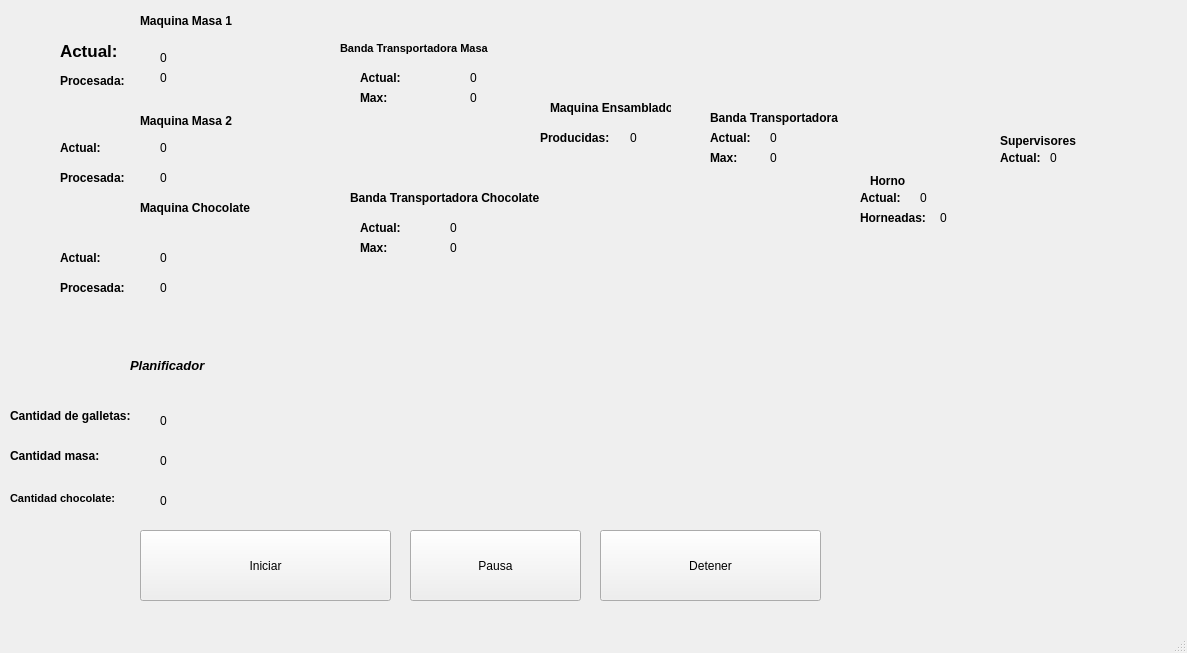
The window that ProyectoGalletas/ventanaprincipal.ui (Huevaldinho/ED-Proyecto1-Galletas) describes before a commit, drawn with Qt 5.
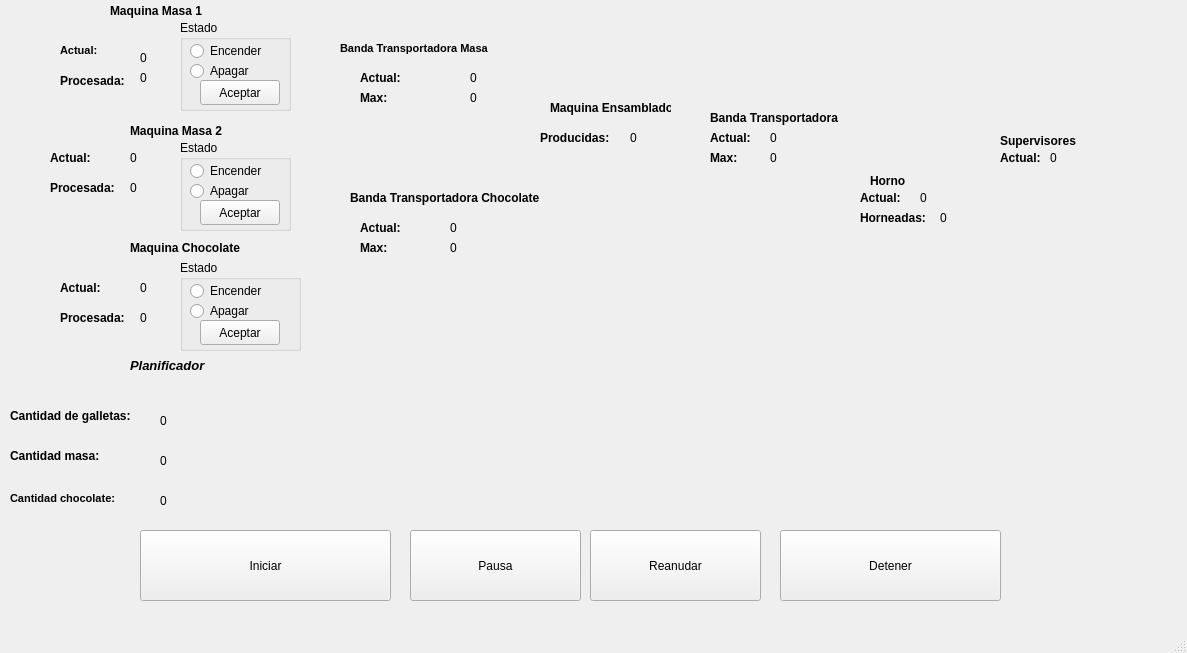
The same window after the commit.

What changed in the file:
```diff
--- a/ProyectoGalletas/ventanaprincipal.ui
+++ b/ProyectoGalletas/ventanaprincipal.ui
@@ -151,8 +151,8 @@
    <widget class="QLabel" name="lbl_TextMaquinaMasa1">
     <property name="geometry">
      <rect>
-      <x>140</x>
-      <y>10</y>
+      <x>110</x>
+      <y>0</y>
       <width>141</width>
       <height>21</height>
      </rect>
@@ -171,7 +171,7 @@
    <widget class="QLabel" name="lbl_MaquinaMasa1EnProceso">
     <property name="geometry">
      <rect>
-      <x>160</x>
+      <x>140</x>
       <y>50</y>
       <width>55</width>
       <height>16</height>
@@ -184,7 +184,7 @@
    <widget class="QLabel" name="lbl_MaquinaMasa1Procesada">
     <property name="geometry">
      <rect>
-      <x>160</x>
+      <x>140</x>
       <y>70</y>
       <width>55</width>
       <height>16</height>
@@ -205,7 +205,7 @@
     </property>
     <property name="font">
      <font>
-      <pointsize>13</pointsize>
+      <pointsize>8</pointsize>
       <weight>75</weight>
       <bold>true</bold>
      </font>
@@ -249,7 +249,7 @@
    <widget class="QPushButton" name="btnDetener">
     <property name="geometry">
      <rect>
-      <x>600</x>
+      <x>780</x>
       <y>530</y>
       <width>221</width>
       <height>71</height>
@@ -262,8 +262,8 @@
    <widget class="QLabel" name="lbl_TextMaquinaMasa2">
     <property name="geometry">
      <rect>
-      <x>140</x>
-      <y>110</y>
+      <x>130</x>
+      <y>120</y>
       <width>121</width>
       <height>21</height>
      </rect>
@@ -282,8 +282,8 @@
    <widget class="QLabel" name="lbl_TextMaquina2Actual">
     <property name="geometry">
      <rect>
-      <x>60</x>
-      <y>140</y>
+      <x>50</x>
+      <y>150</y>
       <width>55</width>
       <height>16</height>
      </rect>
@@ -301,8 +301,8 @@
    <widget class="QLabel" name="lbl_TextMaquina2Procesada">
     <property name="geometry">
      <rect>
-      <x>60</x>
-      <y>170</y>
+      <x>50</x>
+      <y>180</y>
       <width>71</width>
       <height>16</height>
      </rect>
@@ -320,8 +320,8 @@
    <widget class="QLabel" name="lbl_MaquinaMasa2EnProceso">
     <property name="geometry">
      <rect>
-      <x>160</x>
-      <y>140</y>
+      <x>130</x>
+      <y>150</y>
       <width>55</width>
       <height>16</height>
      </rect>
@@ -333,8 +333,8 @@
    <widget class="QLabel" name="lbl_MaquinaMasa2Procesada">
     <property name="geometry">
      <rect>
-      <x>160</x>
-      <y>170</y>
+      <x>130</x>
+      <y>180</y>
       <width>55</width>
       <height>16</height>
      </rect>
@@ -346,8 +346,8 @@
    <widget class="QLabel" name="lbl_TextMaquinaChoco">
     <property name="geometry">
      <rect>
-      <x>140</x>
-      <y>200</y>
+      <x>130</x>
+      <y>240</y>
       <width>151</width>
       <height>16</height>
      </rect>
@@ -367,7 +367,7 @@
     <property name="geometry">
      <rect>
       <x>60</x>
-      <y>250</y>
+      <y>280</y>
       <width>55</width>
       <height>16</height>
      </rect>
@@ -386,7 +386,7 @@
     <property name="geometry">
      <rect>
       <x>60</x>
-      <y>280</y>
+      <y>310</y>
       <width>71</width>
       <height>16</height>
      </rect>
@@ -404,8 +404,8 @@
    <widget class="QLabel" name="lbl_MaquinaChocoProcesada">
     <property name="geometry">
      <rect>
-      <x>160</x>
-      <y>280</y>
+      <x>140</x>
+      <y>310</y>
       <width>55</width>
       <height>16</height>
      </rect>
@@ -417,8 +417,8 @@
    <widget class="QLabel" name="lbl_MaquinaChocoEnProceso">
     <property name="geometry">
      <rect>
-      <x>160</x>
-      <y>250</y>
+      <x>140</x>
+      <y>280</y>
       <width>55</width>
       <height>16</height>
      </rect>
@@ -863,6 +863,175 @@
      <string>0</string>
     </property>
    </widget>
+   <widget class="QGroupBox" name="grupoEstadoMaquina1">
+    <property name="geometry">
+     <rect>
+      <x>180</x>
+      <y>20</y>
+      <width>111</width>
+      <height>91</height>
+     </rect>
+    </property>
+    <property name="title">
+     <string>Estado</string>
+    </property>
+    <widget class="QRadioButton" name="radioButtonEncenderMaquina1">
+     <property name="geometry">
+      <rect>
+       <x>10</x>
+       <y>20</y>
+       <width>97</width>
+       <height>22</height>
+      </rect>
+     </property>
+     <property name="text">
+      <string>Encender</string>
+     </property>
+    </widget>
+    <widget class="QRadioButton" name="radioButtonApagarMaquina1">
+     <property name="geometry">
+      <rect>
+       <x>10</x>
+       <y>40</y>
+       <width>97</width>
+       <height>22</height>
+      </rect>
+     </property>
+     <property name="text">
+      <string>Apagar</string>
+     </property>
+    </widget>
+    <widget class="QPushButton" name="btnCambiarEstadoMaquina1">
+     <property name="geometry">
+      <rect>
+       <x>20</x>
+       <y>60</y>
+       <width>80</width>
+       <height>25</height>
+      </rect>
+     </property>
+     <property name="text">
+      <string>Aceptar</string>
+     </property>
+    </widget>
+   </widget>
+   <widget class="QGroupBox" name="grupoEstadoMaquina2">
+    <property name="geometry">
+     <rect>
+      <x>180</x>
+      <y>140</y>
+      <width>111</width>
+      <height>91</height>
+     </rect>
+    </property>
+    <property name="title">
+     <string>Estado</string>
+    </property>
+    <widget class="QRadioButton" name="radioButtonEncenderMaquina2">
+     <property name="geometry">
+      <rect>
+       <x>10</x>
+       <y>20</y>
+       <width>97</width>
+       <height>22</height>
+      </rect>
+     </property>
+     <property name="text">
+      <string>Encender</string>
+     </property>
+    </widget>
+    <widget class="QRadioButton" name="radioButtonApagarMaquina2">
+     <property name="geometry">
+      <rect>
+       <x>10</x>
+       <y>40</y>
+       <width>97</width>
+       <height>22</height>
+      </rect>
+     </property>
+     <property name="text">
+      <string>Apagar</string>
+     </property>
+    </widget>
+    <widget class="QPushButton" name="btnCambiarEstadoMaquina2">
+     <property name="geometry">
+      <rect>
+       <x>20</x>
+       <y>60</y>
+       <width>80</width>
+       <height>25</height>
+      </rect>
+     </property>
+     <property name="text">
+      <string>Aceptar</string>
+     </property>
+    </widget>
+   </widget>
+   <widget class="QGroupBox" name="grupoEstadoMaquina3">
+    <property name="geometry">
+     <rect>
+      <x>180</x>
+      <y>260</y>
+      <width>121</width>
+      <height>91</height>
+     </rect>
+    </property>
+    <property name="title">
+     <string>Estado</string>
+    </property>
+    <widget class="QRadioButton" name="radioButtonEncenderMaquina3">
+     <property name="geometry">
+      <rect>
+       <x>10</x>
+       <y>20</y>
+       <width>97</width>
+       <height>22</height>
+      </rect>
+     </property>
+     <property name="text">
+      <string>Encender</string>
+     </property>
+    </widget>
+    <widget class="QRadioButton" name="radioButtonApagarMaquina3">
+     <property name="geometry">
+      <rect>
+       <x>10</x>
+       <y>40</y>
+       <width>97</width>
+       <height>22</height>
+      </rect>
+     </property>
+     <property name="text">
+      <string>Apagar</string>
+     </property>
+    </widget>
+    <widget class="QPushButton" name="btnCambiarEstadoMaquina3">
+     <property name="geometry">
+      <rect>
+       <x>20</x>
+       <y>60</y>
+       <width>80</width>
+       <height>25</height>
+      </rect>
+     </property>
+     <property name="text">
+      <string>Aceptar</string>
+     </property>
+    </widget>
+   </widget>
+   <widget class="QPushButton" name="btnReanudar">
+    <property name="geometry">
+     <rect>
+      <x>590</x>
+      <y>530</y>
+      <width>171</width>
+      <height>71</height>
+     </rect>
+    </property>
+    <property name="text">
+     <string>Reanudar</string>
+    </property>
+   </widget>
   </widget>
   <widget class="QMenuBar" name="menubar">
    <property name="geometry">
```
Left out of the diff: 2 changed lines with no effect on the pictures.
